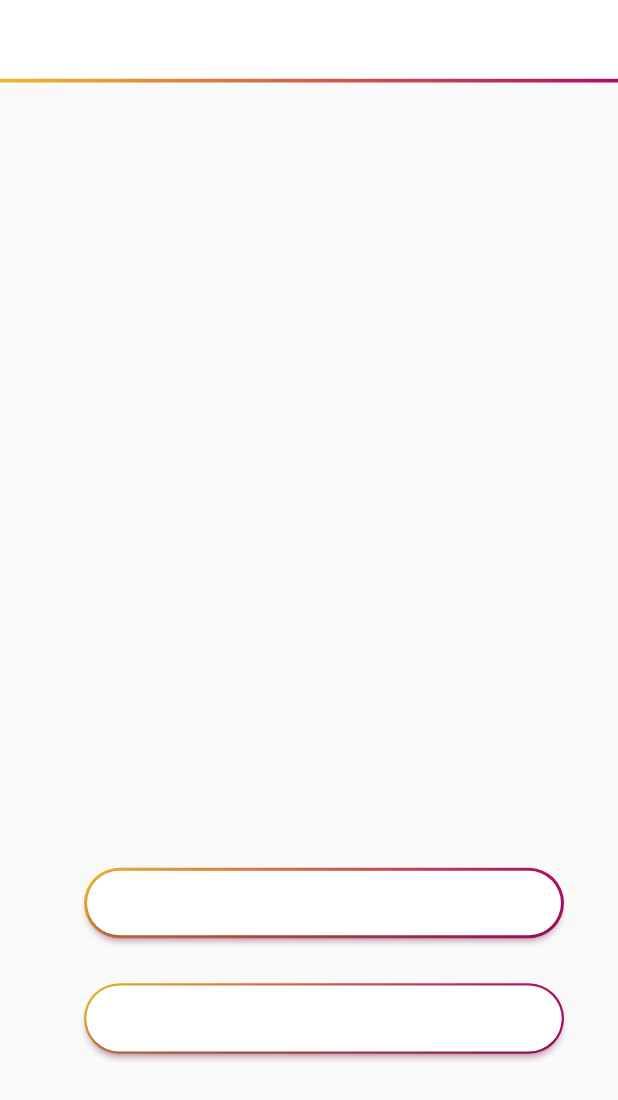
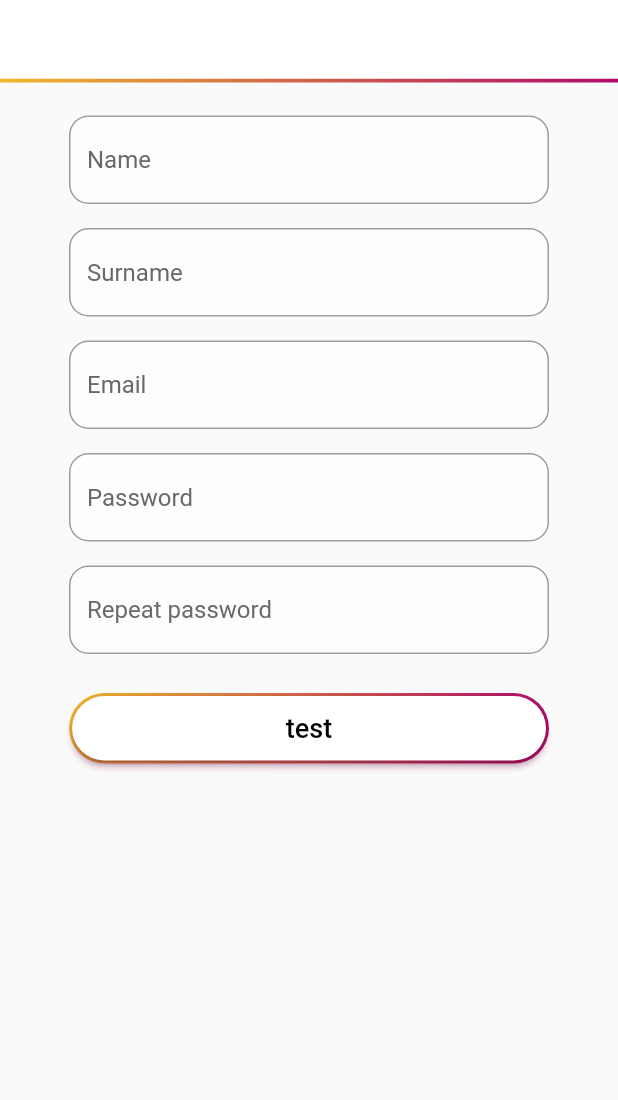
Before and after one commit to Saffron-Cooking/saffron-mobile, a Flutter app: the screen it shows after launch, after a tap on "GET STARTED", on a phone screen of 412 x 824 dp. Shown: the top 1100 px of the screen. Run offline on Flutter 3.47's test engine with Material 2 defaults, Android fonts, the phone set to English and light mode, and no system bars.

Commit message:
registration page

```diff
--- a/lib/constants.dart
+++ b/lib/constants.dart
@@ -8,6 +8,7 @@ const Color saffron_gray95 = Color(0xFF959595);
 const Color saffron_red = Color(0xFFFF3333);
 const Color saffron_red191 = Color(0xFFBF2222);
 const Color saffron_hyperblue = Color(0xFF0645AD);
+const Color saffron_back_yellow = Color(0xFFFFFFFB);
 
 const Gradient saffron_gradient = LinearGradient(begin: Alignment.bottomLeft, end: Alignment.topRight, colors: [saffron_yellow, saffron_liliac]);
 
--- a/lib/pages/registration/question_page_preset.dart
+++ b/lib/pages/registration/question_page_preset.dart
@@ -1,5 +1,3 @@
-import 'dart:html';
-
 import 'package:flutter/cupertino.dart';
 import 'package:flutter/material.dart';
 import 'package:saffron_mobile/widgets.dart';
@@ -46,7 +44,7 @@ class _PreferencePresetState extends State<PreferencePreset> {
                     children: <Widget>[
                       ButtonRound(
                         text: widget.ans1,
-                        outlineWidth: 2,
+                        outlineWidth: 1.5,
                       ),
                       Container(height: 30),
                       ButtonRound(
--- /dev/null
+++ b/lib/pages/registration/registration_form.dart
@@ -0,0 +1,101 @@
+import 'package:flutter/cupertino.dart';
+import 'package:flutter/material.dart';
+import 'package:saffron_mobile/widgets.dart';
+import 'package:saffron_mobile/constants.dart';
+
+class RegistrationForm extends StatefulWidget {
+  final String title, headerText, question, ans1, ans2;
+  final Gradient headerGradient;
+  final Widget? child;
+
+  RegistrationForm(
+      {Key? key,
+      required this.title,
+      this.headerText = '',
+      this.question = '',
+      this.ans1 = '',
+      this.ans2 = '',
+      this.headerGradient = saffron_gradient,
+      this.child})
+      : super(key: key);
+
+  @override
+  _RegistrationFormState createState() => _RegistrationFormState();
+}
+
+class _RegistrationFormState extends State<RegistrationForm> {
+  TextEditingController name = TextEditingController();
+  TextEditingController surname = TextEditingController();
+  TextEditingController email = TextEditingController();
+  TextEditingController password1 = TextEditingController();
+  TextEditingController password2 = TextEditingController();
+
+  bool isMailError = false;
+  bool isPassword1Error = false;
+  bool isPassword2Error = false;
+
+  OutlineInputBorder defaultBorder = OutlineInputBorder(borderRadius: BorderRadius.circular(13));
+
+  @override
+  Widget build(BuildContext context) {
+    return Scaffold(
+        appBar: SaffronHeader(gradient: widget.headerGradient, child: Text(widget.headerText)),
+        body: SingleChildScrollView(
+            child: Center(
+                child: Padding(
+                    padding: EdgeInsets.fromLTRB(40, 22, 40, 0),
+                    child: Container(
+                      width: 320,
+                      child: Column(
+                        children: <Widget>[
+                          InputTextField(
+                            controller: name,
+                            hint: 'Name',
+                            hintColor: saffron_gray69,
+                            border: defaultBorder,
+                          ),
+                          InputTextField(controller: surname, hint: 'Surname', hintColor: saffron_gray69, border: defaultBorder),
+                          InputTextField(
+                              controller: email,
+                              hint: 'Email',
+                              hintColor: saffron_gray69,
+                              isError: isMailError,
+                              error: 'Please enter valid email',
+                              errorColor: saffron_red,
+                              border: defaultBorder),
+                          InputTextField(
+                              controller: password1,
+                              hint: 'Password',
+                              hintColor: saffron_gray69,
+                              isError: isPassword1Error,
+                              error: 'sjfnivsufvnlsdgkhjblghkvstrleumkglhs b,djgkjv,dzhjfvlgbmsdkjlhglcsivuzghxbnciudkvgnsdhjx',
+                              errorColor: saffron_red,
+                              border: defaultBorder),
+                          InputTextField(
+                              controller: password2,
+                              hint: 'Repeat password',
+                              hintColor: saffron_gray69,
+                              isError: isPassword2Error,
+                              error: 'Password do not match',
+                              errorColor: saffron_red,
+                              border: defaultBorder),
+                          Padding(
+                            padding: EdgeInsets.fromLTRB(0, 10, 0, 10),
+                            child: ButtonRound(
+                              text: "test",
+                              textColor: Colors.black,
+                              outlineWidth: 2,
+                              onPressed: () {
+                                setState(() {
+                                  isMailError ^= true;
+                                  isPassword1Error ^= true;
+                                  isPassword2Error ^= true;
+                                });
+                              },
+                            ),
+                          )
+                        ],
+                      ),
+                    )))));
+  }
+}
--- a/lib/pages/welcome/login_screen.dart
+++ b/lib/pages/welcome/login_screen.dart
@@ -68,6 +68,7 @@ class _LoginPageState extends State<LoginPage> {
                                   isError: isMailError,
                                   error: 'Invalid email adress',
                                   errorColor: saffron_hyperblue,
+                                  shadowColor: saffron_liliac,
                                   controller: mailControler,
                                   icon: Icon(CupertinoIcons.mail, color: Colors.white)),
                               //Password input row
@@ -77,6 +78,7 @@ class _LoginPageState extends State<LoginPage> {
                                   isError: isPasswordError,
                                   error: 'Incorrect password',
                                   errorColor: saffron_hyperblue,
+                                  shadowColor: saffron_liliac,
                                   controller: passwordController,
                                   icon: Icon(CupertinoIcons.lock, color: Colors.white)),
                               Align(
--- a/lib/pages/welcome/welcome.dart
+++ b/lib/pages/welcome/welcome.dart
@@ -1,4 +1,5 @@
 import 'package:flutter/material.dart';
+import 'package:saffron_mobile/pages/registration/registration_form.dart';
 import 'package:saffron_mobile/pages/welcome/login_screen.dart';
 import 'package:saffron_mobile/pages/registration/question_page_preset.dart';
 import 'package:saffron_mobile/widgets.dart';
@@ -36,7 +37,7 @@ class _WelcomePageState extends State<WelcomePage> {
               Align(
                   alignment: Alignment(0.0, 0.87),
                   child: Padding(
-                      padding: EdgeInsets.fromLTRB(20, 0, 20, 0),
+                      padding: EdgeInsets.fromLTRB(40, 0, 40, 0),
                       child: Container(
                           height: 200,
                           child: Column(mainAxisAlignment: MainAxisAlignment.spaceEvenly, children: <Widget>[
@@ -44,7 +45,7 @@ class _WelcomePageState extends State<WelcomePage> {
                               text: "GET STARTED",
                               textColor: saffron_liliac,
                               onPressed: () {
-                                Navigator.push(context, MaterialPageRoute(builder: (context) => PreferencePreset(title: "1st question")));
+                                Navigator.push(context, MaterialPageRoute(builder: (context) => RegistrationForm(title: "Form")));
                               },
                             ),
                             ButtonRound(
--- a/lib/widgets.dart
+++ b/lib/widgets.dart
@@ -43,41 +43,45 @@ class ButtonRound extends StatelessWidget {
 //custom text input field with title, hint, icon and error message
 class InputTextField extends StatelessWidget {
   final TextEditingController controller;
-  final Widget icon;
+  final Widget? icon;
   final String label, hint, error;
-  final Color textColor, errorColor;
+  final Color textColor, errorColor, hintColor, shadowColor;
+  final InputBorder border;
   final bool isError;
   InputTextField(
       {required this.controller,
-      required this.icon,
+      this.icon,
       this.label = '',
       this.hint = '',
       this.error = '',
       this.textColor = Colors.white,
       this.errorColor = saffron_red,
+      this.hintColor = Colors.white,
+      this.shadowColor = Colors.transparent,
+      this.border = InputBorder.none,
       this.isError = false});
 
   @override
   Widget build(BuildContext context) {
     return Container(
-        height: 90,
         child: Column(
-          mainAxisAlignment: MainAxisAlignment.spaceBetween,
+      mainAxisAlignment: MainAxisAlignment.start,
       children: <Widget>[
-            Align(alignment: Alignment.topLeft, child: Text(label)),
+        Container(child: label == '' ? null : Align(alignment: Alignment.topLeft, child: Text(label))),
         Material(
             color: Color(0x9FFFFFFF),
             borderRadius: BorderRadiusDirectional.circular(10),
             elevation: default_elevation,
-                shadowColor: saffron_liliac,
+            shadowColor: shadowColor,
             child: TextField(
                 style: TextStyle(color: textColor),
                 controller: controller,
                 decoration: InputDecoration(
-                        border: InputBorder.none,
+                  border: border,
                   hintText: hint,
-                        hintStyle: TextStyle(color: Colors.white, fontWeight: FontWeight.w400),
-                        icon: Padding(padding: EdgeInsets.fromLTRB(15, 0, 0, 0), child: icon)))),
+                  hintStyle: TextStyle(color: hintColor, fontWeight: FontWeight.w400),
+                  icon: icon == null ? null : Padding(padding: EdgeInsets.fromLTRB(15, 0, 0, 0), child: icon),
+                ))),
         Align(
             alignment: Alignment.bottomRight,
             child: Text(
```
Lines whose indentation alone changed are shown as unchanged.
